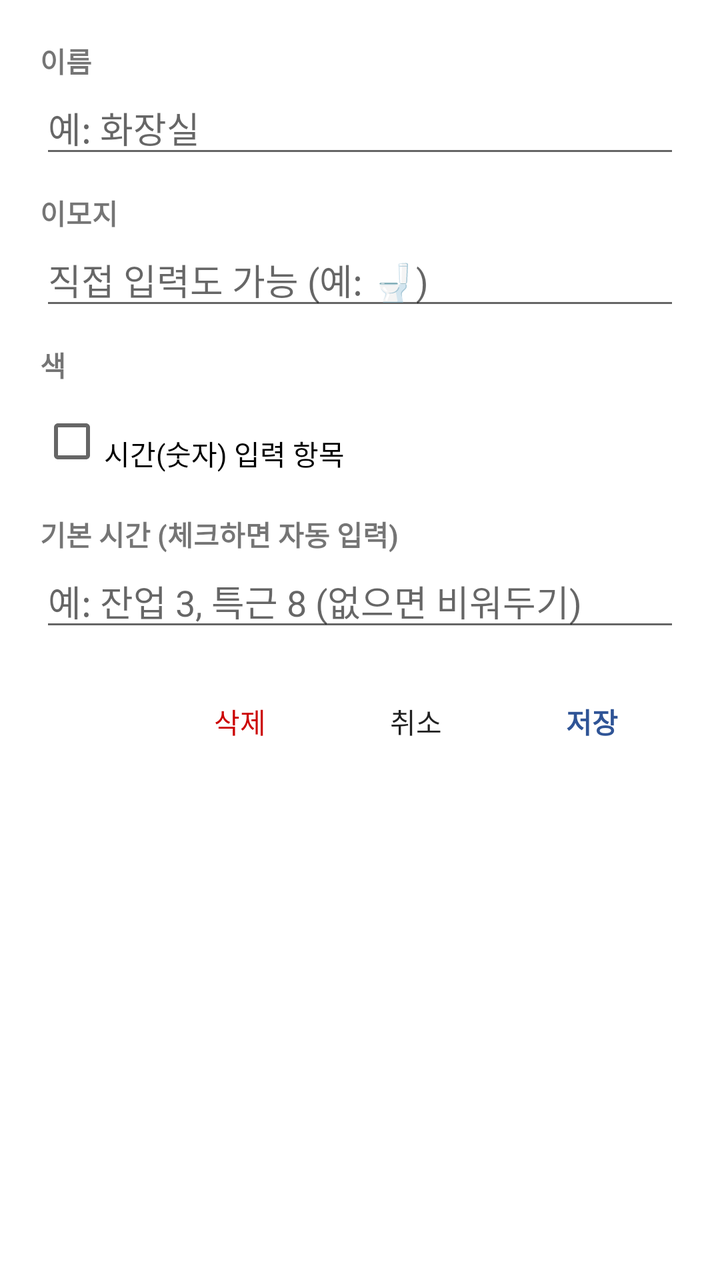
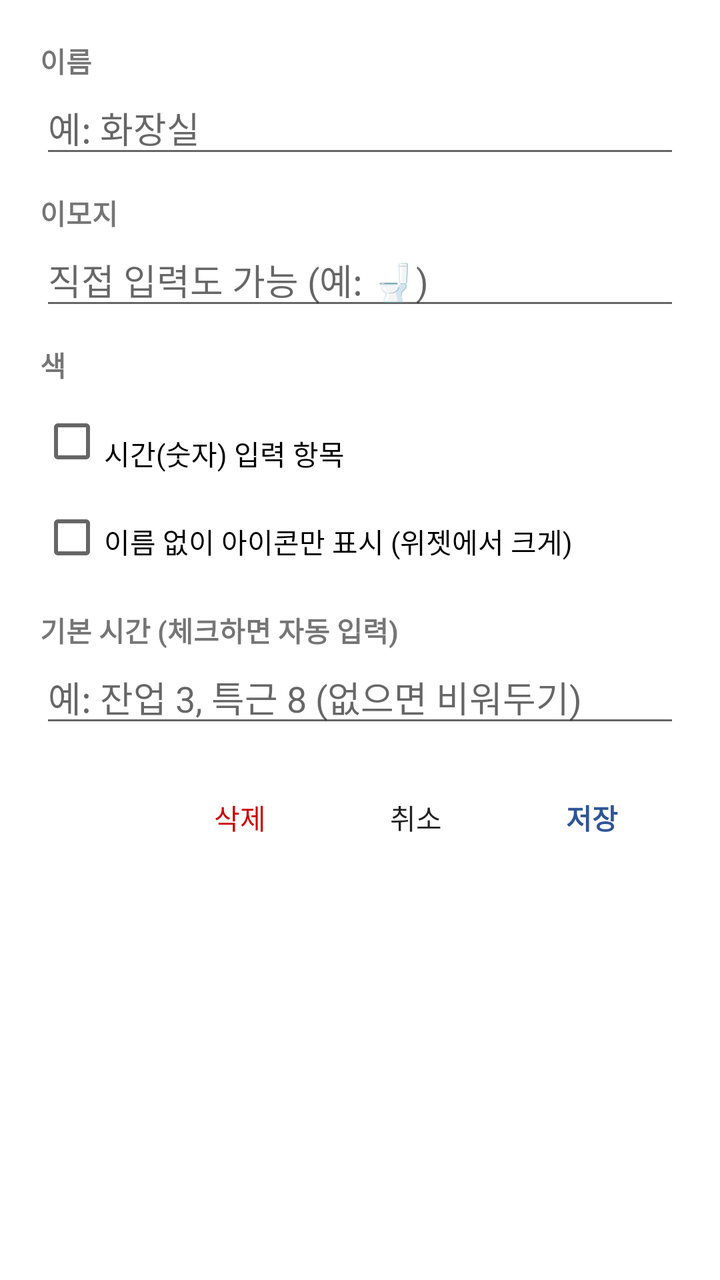

Screens rendered from an Android XML layout before and after an edit, with the pre-edit source and the edit as a unified diff.
<!-- AndroidManifest.xml: application theme Theme.OvertimeCalendar -->
<!-- res/layout/dialog_category_edit.xml -->
<?xml version="1.0" encoding="utf-8"?>
<ScrollView xmlns:android="http://schemas.android.com/apk/res/android"
    android:layout_width="match_parent"
    android:layout_height="wrap_content">
    <LinearLayout
        android:layout_width="match_parent"
        android:layout_height="wrap_content"
        android:orientation="vertical"
        android:padding="20dp">

        <TextView
            android:layout_width="wrap_content"
            android:layout_height="wrap_content"
            android:text="이름"
            android:textStyle="bold"/>
        <EditText
            android:id="@+id/etCatName"
            android:layout_width="match_parent"
            android:layout_height="wrap_content"
            android:inputType="text"
            android:hint="예: 화장실"
            android:importantForAutofill="no"/>

        <TextView
            android:layout_width="wrap_content"
            android:layout_height="wrap_content"
            android:text="이모지"
            android:textStyle="bold"
            android:paddingTop="12dp"/>
        <LinearLayout
            android:id="@+id/emojiPalette"
            android:layout_width="match_parent"
            android:layout_height="wrap_content"
            android:orientation="horizontal"/>
        <EditText
            android:id="@+id/etCatEmoji"
            android:layout_width="match_parent"
            android:layout_height="wrap_content"
            android:inputType="text"
            android:hint="직접 입력도 가능 (예: 🚽)"
            android:importantForAutofill="no"/>

        <TextView
            android:layout_width="wrap_content"
            android:layout_height="wrap_content"
            android:text="색"
            android:textStyle="bold"
            android:paddingTop="12dp"/>
        <LinearLayout
            android:id="@+id/colorPalette"
            android:layout_width="match_parent"
            android:layout_height="wrap_content"
            android:orientation="horizontal"
            android:paddingTop="4dp"/>

        <CheckBox
            android:id="@+id/cbHasNumber"
            android:layout_width="wrap_content"
            android:layout_height="wrap_content"
            android:text="시간(숫자) 입력 항목"
            android:paddingTop="12dp"/>

        <TextView
            android:layout_width="wrap_content"
            android:layout_height="wrap_content"
            android:text="기본 시간 (체크하면 자동 입력)"
            android:textStyle="bold"
            android:paddingTop="12dp"/>
        <EditText
            android:id="@+id/etCatDefault"
            android:layout_width="match_parent"
            android:layout_height="wrap_content"
            android:inputType="numberDecimal"
            android:hint="예: 잔업 3, 특근 8 (없으면 비워두기)"
            android:importantForAutofill="no"/>

        <LinearLayout
            android:layout_width="match_parent"
            android:layout_height="wrap_content"
            android:orientation="horizontal"
            android:gravity="end"
            android:paddingTop="16dp">
            <Button
                android:id="@+id/btnCatDelete"
                android:layout_width="wrap_content"
                android:layout_height="wrap_content"
                android:text="삭제"
                android:textColor="@color/sunday"
                style="?android:attr/borderlessButtonStyle"/>
            <Button
                android:id="@+id/btnCatCancel"
                android:layout_width="wrap_content"
                android:layout_height="wrap_content"
                android:text="취소"
                style="?android:attr/borderlessButtonStyle"/>
            <Button
                android:id="@+id/btnCatSave"
                android:layout_width="wrap_content"
                android:layout_height="wrap_content"
                android:text="저장"
                android:textColor="@color/primary"
                android:textStyle="bold"
                style="?android:attr/borderlessButtonStyle"/>
        </LinearLayout>
    </LinearLayout>
</ScrollView>
<!-- resources referenced by this layout -->
<resources>
  <color name="primary">#2F5496</color>
  <color name="sunday">#CC0000</color>
  <style name="Theme.OvertimeCalendar" parent="Theme.MaterialComponents.Light.NoActionBar">
          <item name="colorPrimary">@color/primary</item>
          <item name="colorPrimaryDark">@color/primary_dark</item>
          <item name="colorOnPrimary">@color/on_primary</item>
          <item name="android:windowBackground">@color/bg</item>
      </style>
  <color name="primary_dark">#1F3A6E</color>
  <color name="on_primary">#FFFFFF</color>
  <color name="bg">#FFFFFF</color>
</resources>

<!-- the commit's change to res/layout/dialog_category_edit.xml (unified diff, before → after) -->
@@ -60,6 +60,13 @@
             android:text="시간(숫자) 입력 항목"
             android:paddingTop="12dp"/>
 
+        <CheckBox
+            android:id="@+id/cbIconOnly"
+            android:layout_width="wrap_content"
+            android:layout_height="wrap_content"
+            android:text="이름 없이 아이콘만 표시 (위젯에서 크게)"
+            android:paddingTop="4dp"/>
+
         <TextView
             android:layout_width="wrap_content"
             android:layout_height="wrap_content"
